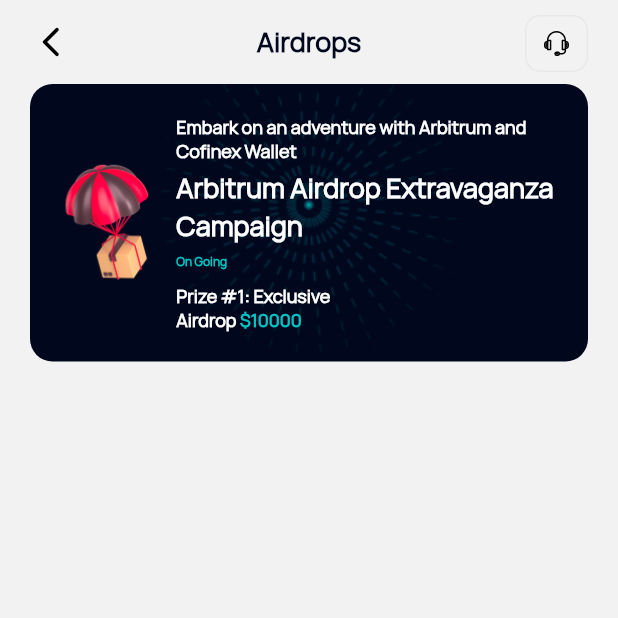
After one commit to manoharantechie/cofinex, a Flutter app: the Airdrop_Screen screen opened directly, on a phone screen of 412 x 824 dp, the top half of it. The commit adds this screen. Run offline on Flutter 3.47's test engine with Material 2 defaults, Android fonts, the phone set to English and light mode, and no system bars; our stand-ins replace awesome_snackbar_content, flutter_svg, shared_preferences; accounts and stored records are empty; project files that could hold a hidden picture were left out.

Commit message:
screen 13-04-23 Update_3

```diff
--- a/assets/language/localization_en.json
+++ b/assets/language/localization_en.json
@@ -146,6 +146,7 @@
   "loc_verified_kyc": "Your KYC has been verified",
   "loc_gift_card": "Gift Cards",
   "loc_add_cart": "Add to cart",
-  "loc_future": "Future Trade"
+  "loc_future": "Future Trade",
+  "loc_air": "Airdrops"
 
 }
--- /dev/null
+++ b/lib/screens/basic/airdrop.dart
@@ -0,0 +1,170 @@
+import 'package:flutter/cupertino.dart';
+import 'package:flutter/material.dart';
+import 'package:flutter_svg/svg.dart';
+
+import '../../common/custom_widget.dart';
+import '../../common/localization/localizations.dart';
+
+class Airdrop_Screen extends StatefulWidget {
+  const Airdrop_Screen({Key? key}) : super(key: key);
+
+  @override
+  State<Airdrop_Screen> createState() => _Airdrop_ScreenState();
+}
+
+class _Airdrop_ScreenState extends State<Airdrop_Screen> {
+  @override
+  Widget build(BuildContext context) {
+    return Scaffold(
+      backgroundColor: Theme.of(context).backgroundColor,
+      appBar: AppBar(
+        backgroundColor: Theme.of(context).backgroundColor,
+        elevation: 0.0,
+        centerTitle: true,
+        leading: Padding(
+            padding: EdgeInsets.only(left: 12.0, top: 10.0, bottom: 10.0),
+            child: InkWell(
+                onTap: () {
+                  Navigator.pop(context);
+                },
+                child: Center(
+                  child: Icon(
+                    Icons.arrow_back_ios_new_rounded,
+                    color: Theme.of(context).bottomAppBarColor,
+                  ),
+                ))),
+        title: Text(
+          AppLocalizations.instance.text("loc_air"),
+          style: CustomWidget(context: context).CustomSizedTextStyle(18.0,
+              Theme.of(context).primaryColor, FontWeight.w600, 'FontRegular'),
+        ),
+        actions: [
+          Padding(
+              padding: EdgeInsets.only(
+                  left: 0.0, top: 10.0, bottom: 8.0, right: 20.0),
+              child: InkWell(
+                  onTap: () {
+                    // Navigator.pop(context);
+                  },
+                  child: Container(
+                    padding: EdgeInsets.fromLTRB(10.0, 3.0, 10.0, 3.0),
+                    decoration: BoxDecoration(
+                        borderRadius: BorderRadius.circular(10.0),
+                        color: Theme.of(context).backgroundColor,
+                        border: Border.all(
+                          width: 1.0,
+                          color: Theme.of(context).splashColor,
+                        )),
+                    child: Center(
+                      child: SvgPicture.asset(
+                        "assets/images/mic.svg",
+                        height: 20.0,
+                        color: Theme.of(context).bottomAppBarColor,
+                      ),
+                    ),
+                  ))),
+        ],
+      ),
+      body: Container(
+        height: MediaQuery.of(context).size.height,
+        width: MediaQuery.of(context).size.width,
+        color:  Theme.of(context).backgroundColor,
+        child: Padding(
+          padding: EdgeInsets.fromLTRB(20.0, 0.0,20.0,0.0),
+          child: Column(
+            children: [
+              Container(
+                padding: EdgeInsets.only(
+                    top: 20.0, right: 15.0, left: 15.0, bottom: 20.0),
+                decoration: BoxDecoration(
+                  borderRadius: BorderRadius.circular(15.0),
+                  image: DecorationImage(
+                    image: AssetImage("assets/images/back2.png"),
+                    fit: BoxFit.contain,
+                  ),
+                  color: Theme.of(context).primaryColor,
+                ),
+                child: Row(
+                  children: [
+                    Image.asset("assets/images/airdrop.png", height: 100.0,),
+                    Expanded(child: Column(
+                      crossAxisAlignment: CrossAxisAlignment.start,
+                      mainAxisAlignment: MainAxisAlignment.start,
+                      children: [
+                        Text(
+                          "Embark on an adventure with Arbitrum and Cofinex Wallet",
+                          style: CustomWidget(context: context)
+                              .CustomSizedTextStyle(
+                              12.0,
+                              Theme.of(context).errorColor,
+                              FontWeight.w800,
+                              'FontRegular'),
+                        ),
+                        SizedBox(height: 5.0,),
+                        Text(
+                          "Arbitrum Airdrop Extravaganza Campaign",
+                          style: CustomWidget(context: context)
+                              .CustomSizedTextStyle(
+                              18.0,
+                              Theme.of(context).errorColor,
+                              FontWeight.w700,
+                              'FontRegular'),
+                        ),
+                        SizedBox(height: 5.0,),
+                        Text(
+                          "On Going",
+                          style: CustomWidget(context: context)
+                              .CustomSizedTextStyle(
+                              8.0,
+                              Theme.of(context).buttonColor,
+                              FontWeight.w800,
+                              'FontRegular'),
+                        ),
+                        SizedBox(height: 10.0,),
+                        Text(
+                          "Prize #1: Exclusive",
+                          style: CustomWidget(context: context)
+                              .CustomSizedTextStyle(
+                              12.0,
+                              Theme.of(context).errorColor,
+                              FontWeight.w800,
+                              'FontRegular'),
+                        ),
+                        RichText(
+                          text: TextSpan(
+                            text: 'Airdrop ',
+                            style: CustomWidget(context: context)
+                                .CustomSizedTextStyle(
+                                12.0,
+                                Theme.of(context).errorColor,
+                                FontWeight.w800,
+                                'FontRegular'),
+                            children: <TextSpan>[
+                              TextSpan(
+                                  text: '\$10000',
+                                style: CustomWidget(context: context)
+                                    .CustomSizedTextStyle(
+                                    12.0,
+                                    Theme.of(context).buttonColor,
+                                    FontWeight.w800,
+                                    'FontRegular'),),
+                            ],
+                          ),
+                        ),
+
+
+
+
+                      ],
+                    )),
+                  ],
+                ),
+              )
+            ],
+
+          ),
+        ),
+      ),
+    );
+  }
+}
--- a/lib/screens/bottom/profile.dart
+++ b/lib/screens/bottom/profile.dart
@@ -2,6 +2,7 @@
 
 import 'package:cofinex/common/custom_switch.dart';
 import 'package:cofinex/common/theme/themes.dart';
+import 'package:cofinex/screens/basic/airdrop.dart';
 import 'package:cofinex/screens/basic/future_trade.dart';
 import 'package:cofinex/screens/basic/gift_card.dart';
 import 'package:cofinex/screens/basic/notification.dart';
@@ -192,7 +193,8 @@ class _Profile_ScreenState extends State<Profile_Screen> {
                     ),
                     InkWell(
                       onTap: (){
-
+                        Navigator.of(context)
+                            .push(MaterialPageRoute(builder: (context) => Airdrop_Screen()));
                       },
                       child: Padding(
                         padding: EdgeInsets.only(
```
Also changed, not shown: assets/images/airdrop.png (added), assets/images/back2.png (added), assets/images/gift.svg (added).
